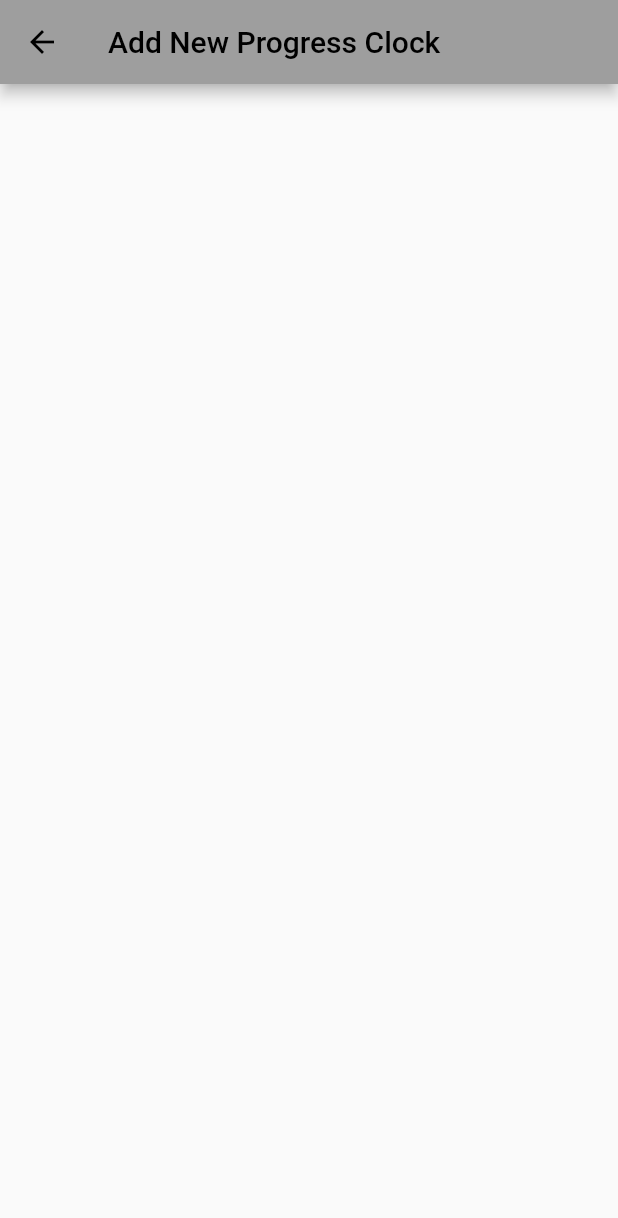
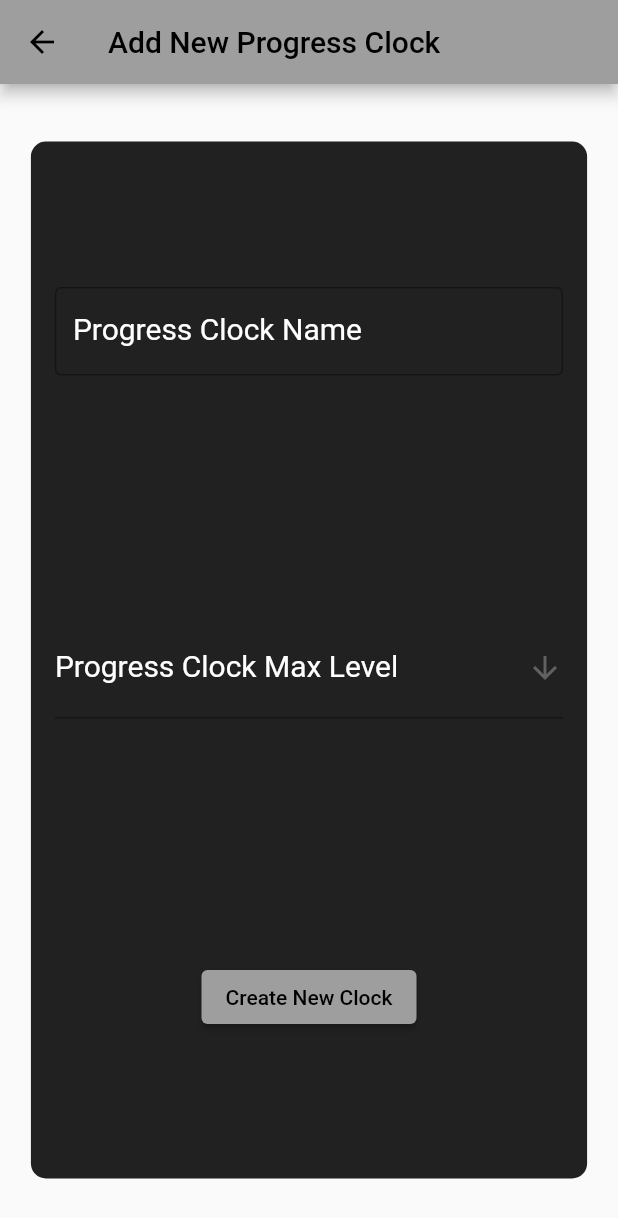
Before and after one commit to defreitasabner/progress_clocks_fitd_flutter, a Flutter app: the screen it shows after launch, after a tap on the "add" icon, on a phone screen of 412 x 824 dp. Shown: the top 1218 px of the screen. Run offline on Flutter 3.47's test engine with Material 2 defaults, Android fonts, the light colour scheme and no system bars; our stand-ins replace flutter_svg.

Commit message:
Implemented Form to add new Progress Clocks.

```diff
--- a/lib/main.dart
+++ b/lib/main.dart
@@ -9,7 +9,7 @@ void main() {
   runApp(
     // Provider which notify changes in ProgressClocksList
     ChangeNotifierProvider(
-      create: (context) => ProgressClocksList(progressClocksList: [ProgressClock(id: 1, name: 'Relógio', maxProgressLevel: 4, currentProgressLevel: 0)]),
+      create: (context) => ProgressClocksList(progressClocksList: [ProgressClock(id: 0, name: 'Relógio', maxProgressLevel: 4, currentProgressLevel: 0)]),
       child: const MyApp(),
     )
   );
--- a/lib/models/progress_clock.dart
+++ b/lib/models/progress_clock.dart
@@ -4,18 +4,14 @@ class ProgressClock {
   int id;
   String name;
   int maxProgressLevel;
-  int currentProgressLevel = 0;
-
-  // Not required attribute
-  String? description;
+  int currentProgressLevel;
 
   // Constructor Method
   ProgressClock({
     required this.id,
     required this.name,
     required this.maxProgressLevel,
-    required this.currentProgressLevel,
-    this.description
+    required this.currentProgressLevel
     });
 
   // Method to Increase Clock Current Level
--- a/lib/models/progress_clocks_list.dart
+++ b/lib/models/progress_clocks_list.dart
@@ -10,19 +10,18 @@ class ProgressClocksList extends ChangeNotifier {
   });
 
   void addProgressClock({
-    required int id,
     required String name,
     required int maxProgressLevel,
-    required int currentProgressLevel,
-    String? description
+    int currentProgressLevel = 0
     }) {
 
-    ProgressClock(
-      id: id,
+    progressClocksList.add(
+      ProgressClock(
+      id: progressClocksList.length,
       name: name,
       maxProgressLevel: maxProgressLevel,
-      currentProgressLevel: currentProgressLevel,
-      description: description != null? description : ''
+      currentProgressLevel: currentProgressLevel
+      )
     );
 
     notifyListeners();
--- a/lib/screens/new_clock_screen.dart
+++ b/lib/screens/new_clock_screen.dart
@@ -1,4 +1,9 @@
 import 'package:flutter/material.dart';
+import 'package:provider/provider.dart';
+
+import 'package:progress_clocks_fitd_flutter/models/progress_clocks_list.dart';
+
+const List<String> maxProgressLevelOptions = ['4', '6', '8'];
 
 class NewClockScreen extends StatefulWidget {
   const NewClockScreen({super.key});
@@ -8,13 +13,120 @@ class NewClockScreen extends StatefulWidget {
 }
 
 class _NewClockScreenState extends State<NewClockScreen> {
+  // Form key
+  final _formKey = GlobalKey<FormState>();
+
+  // Form Fields Controller - to get input values
+  TextEditingController clockNameController = TextEditingController();
+  String clockMaxProgressLevel = maxProgressLevelOptions.first;
+
   @override
   Widget build(BuildContext context) {
-    return Scaffold(
-      appBar: AppBar(
-        title: const Text('Add New Progress Clock'),
+    return Form(
+      key: _formKey,
+      child: Scaffold(
+        appBar: AppBar(
+          title: const Text('Add New Progress Clock'),
+        ),
+        body: Center(
+          child: FractionallySizedBox(
+              widthFactor: 0.9,
+              heightFactor: 0.9,
+              child: Container(
+                decoration: BoxDecoration(
+                    color: Colors.black87,
+                    borderRadius: BorderRadius.circular(10.0)),
+                child: Padding(
+                  padding: const EdgeInsets.all(16.0),
+                  child: Column(
+                    mainAxisAlignment: MainAxisAlignment.spaceAround,
+                    crossAxisAlignment: CrossAxisAlignment.center,
+                    children: [
+                      TextFormField(
+                        controller: clockNameController,
+                        validator: (String? value) {
+                          return (value == null || value.isEmpty)? 'Name is required to create new clock' : null;
+                        },
+                        keyboardType: TextInputType.text,
+                        decoration: const InputDecoration(
+                            border: OutlineInputBorder(
+                                borderSide: BorderSide(
+                              color: Colors.white70,
+                              width: 2,
+                            )),
+                            fillColor: Colors.white70,
+                            labelText: 'Progress Clock Name',
+                            labelStyle:
+                                TextStyle(color: Colors.white, fontSize: 20),
+                            hintText: 'Type progress clock name',
+                            hintStyle: TextStyle(
+                              color: Colors.white70,
+                            )),
+                      ),
+                      DropdownButtonFormField(
+                        icon: const Icon( Icons.arrow_downward ),
+                        items: maxProgressLevelOptions.map<DropdownMenuItem<String>>(
+                          (String value) {
+                          return DropdownMenuItem<String>(
+                              value: value,
+                              child: Text(
+                                value,
+                                style: const TextStyle(
+                                    fontSize: 16, color: Colors.white70),
+                              )
+                            );
+                        }).toList(),
+                        onChanged: (String? value) {
+                          setState(() {
+                            clockMaxProgressLevel = value!;
+                          });
+                        },
+                        validator: (String? value) {
+                          return (value == null || value.isEmpty) ? 'Max Level is required to create new clock' : null;
+                        },
+                        style: const TextStyle(fontSize: 18),
+                        dropdownColor: Colors.black87,
+                        decoration: const InputDecoration(
+                            labelText: 'Progress Clock Max Level',
+                            labelStyle:
+                                TextStyle(fontSize: 20, color: Colors.white)),
+                      ),
+                      ElevatedButton(
+                        onPressed: () {
+                          // Verify if all Form fields are valid
+                          if(_formKey.currentState!.validate()) {
+
+                            // Provider ProgressClocksList add the new progress clock to list
+                            Provider.of<ProgressClocksList>(context, listen: false).addProgressClock(
+                              name: clockNameController.text,
+                              maxProgressLevel: int.parse(clockMaxProgressLevel)
+                            );
+
+                            // Return a feedback to user
+                            ScaffoldMessenger.of(context).showSnackBar(
+                              const SnackBar(
+                                content: Text('New Progress Clock created!'),
+                                backgroundColor: Colors.green,
+                              )
+                            );
+
+                            // Back to previous page
+                            Navigator.pop(context);
+
+                          } else {
+
+                          }
+                        },
+                        child: const Text(
+                          'Create New Clock'
+                        )
+                      )
+                    ],
+                  ),
+                ),
+              )),
+        ),
       ),
-      body: Container(),
     );
   }
 }
```
